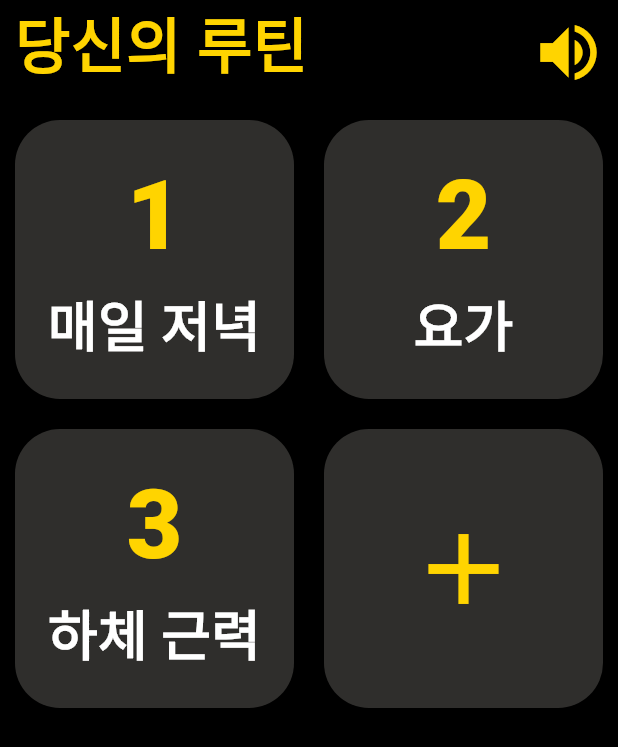
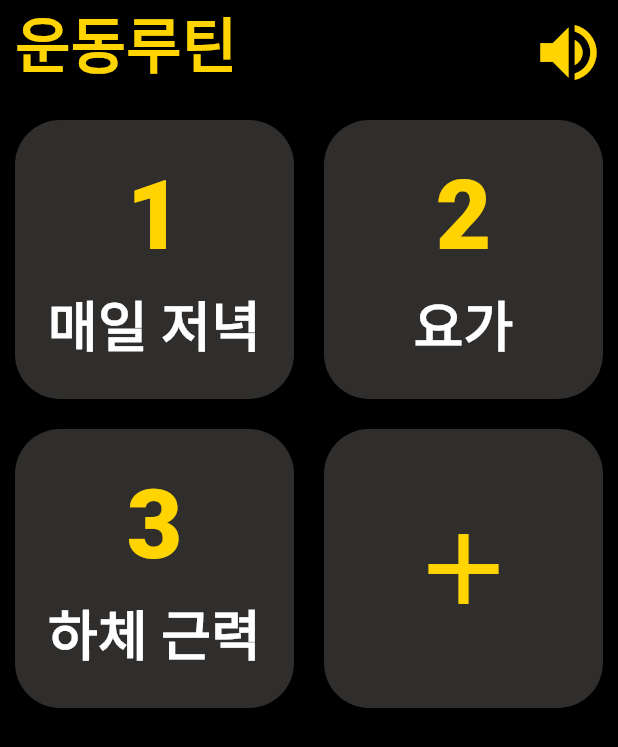
Before and after one commit to BeyondVision-NalBao/2024-BeyondVision-SolutionChallenge, a Flutter app: the Routine screen opened directly, on a phone screen of 412 x 824 dp. Shown: the top 747 px of the screen. Run offline on Flutter 3.47's test engine with Material 3 defaults, Android fonts, the phone set to English and light mode, and no system bars; our stand-ins replace camera, carousel_slider, fl_chart, google_sign_in, speech_to_text, table_calendar.

Commit message:
chores: modify some text

```diff
--- a/lib/ui/record/record.dart
+++ b/lib/ui/record/record.dart
@@ -10,7 +10,7 @@ class Record extends StatelessWidget {
   @override
   Widget build(BuildContext context) {
     return Scaffold(
-        appBar: MyAppBar(context, titleText: "당신의 기록"),
+        appBar: MyAppBar(context, titleText: "운동기록"),
         backgroundColor: Colors.black,
         body: const Column(
           children: [
--- a/lib/ui/routine/routine.dart
+++ b/lib/ui/routine/routine.dart
@@ -22,7 +22,7 @@ class Routine extends StatelessWidget {
       )
     ];
     return Scaffold(
-      appBar: MyAppBar(context, titleText: "당신의 루틴"),
+      appBar: MyAppBar(context, titleText: "운동루틴"),
       backgroundColor: Colors.black,
       body: SingleChildScrollView(
         child: Column(
--- a/lib/ui/setting/widgets/edit_goal.dart
+++ b/lib/ui/setting/widgets/edit_goal.dart
@@ -54,7 +54,7 @@ class _EditGoalState extends State<EditGoal> {
           const SizedBox(height: 10),
           TextButton(
               onPressed: () {},
-              child: const Text("생성하기",
+              child: const Text("수정하기",
                   style:
                       TextStyle(color: Color(fontYellowColor), fontSize: 24)))
         ]),
--- a/lib/ui/workout/workout.dart
+++ b/lib/ui/workout/workout.dart
@@ -13,7 +13,7 @@ class WorkOut extends StatelessWidget {
   @override
   Widget build(BuildContext context) {
     return Scaffold(
-        appBar: MyAppBar(context, titleText: "운동 하기"),
+        appBar: MyAppBar(context, titleText: "운동하기"),
         backgroundColor: Colors.black,
         body: Column(
           crossAxisAlignment: CrossAxisAlignment.start,
```
Also changed, not shown: lib/ui/routine/widgets/workout_box.dart (deleted, +0 -36 lines).
